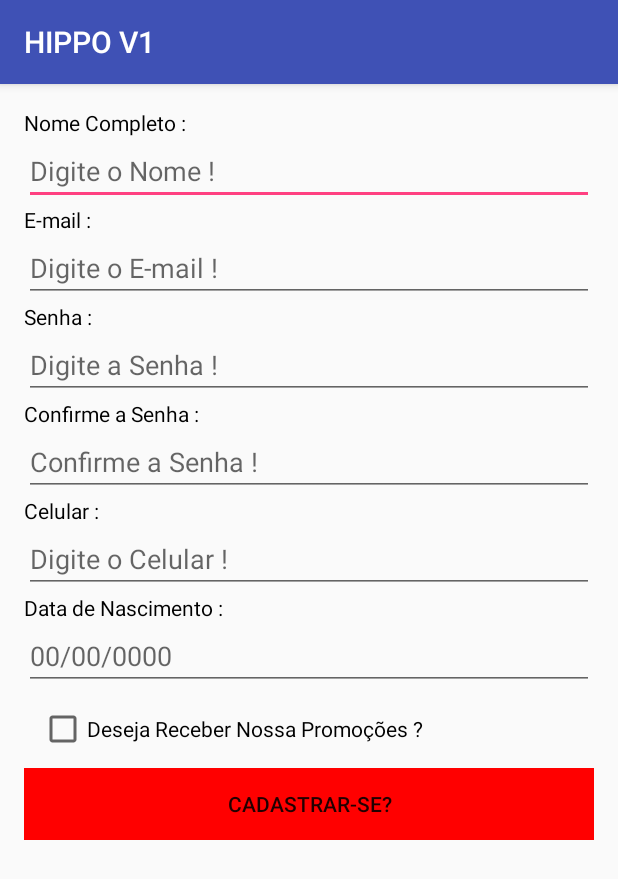
After one commit to ProjIntegrador/android-hippo, an Android app: the Cadastro screen opened directly, with no data from a screen before it, on a phone screen of 412 x 824 dp. The commit adds this screen. Shown: the top 879 px of the screen. Run offline under Robolectric (Android 15) with nearby library versions, the phone set to English and light mode, and no system bars.

Commit message:
criado tela de cadastro

```diff
--- a/app/src/main/AndroidManifest.xml
+++ b/app/src/main/AndroidManifest.xml
@@ -1,7 +1,9 @@
 <?xml version="1.0" encoding="utf-8"?>
 <manifest xmlns:android="http://schemas.android.com/apk/res/android"
     package="br.com.enforce.hippov1">
-    <uses-permission android:name="android.permission.INTERNET"/>
+
+    <uses-permission android:name="android.permission.INTERNET" />
+
     <application
         android:allowBackup="true"
         android:icon="@mipmap/ic_launcher"
@@ -17,7 +19,10 @@
             </intent-filter>
         </activity>
         <activity android:name=".Produto" />
-        <activity android:name=".DescricaoProduto"></activity>
+
+        <activity android:name=".DescricaoProduto" />
+        <activity android:name=".rest.Cadastro" />
+
     </application>
 
 </manifest>
--- /dev/null
+++ b/app/src/main/java/br/com/enforce/hippov1/rest/Cadastro.java
@@ -0,0 +1,15 @@
+package br.com.enforce.hippov1.rest;
+
+import android.support.v7.app.AppCompatActivity;
+import android.os.Bundle;
+
+import br.com.enforce.hippov1.R;
+
+public class Cadastro extends AppCompatActivity {
+
+    @Override
+    protected void onCreate(Bundle savedInstanceState) {
+        super.onCreate(savedInstanceState);
+        setContentView(R.layout.activity_cadastro);
+    }
+}
--- /dev/null
+++ b/app/src/main/res/layout/activity_cadastro.xml
@@ -0,0 +1,181 @@
+<?xml version="1.0" encoding="utf-8"?>
+<LinearLayout xmlns:android="http://schemas.android.com/apk/res/android"
+    xmlns:tools="http://schemas.android.com/tools"
+    android:id="@+id/activity_cadastro"
+    android:layout_width="match_parent"
+    android:layout_height="match_parent"
+    android:orientation="vertical"
+    android:paddingBottom="@dimen/activity_vertical_margin"
+    android:paddingLeft="@dimen/activity_horizontal_margin"
+    android:paddingRight="@dimen/activity_horizontal_margin"
+    android:paddingTop="@dimen/activity_vertical_margin"
+    tools:context="br.com.enforce.hippov1.rest.Cadastro">
+
+    <ScrollView
+        android:layout_width="match_parent"
+        android:layout_height="match_parent">
+
+        <LinearLayout
+            android:layout_width="match_parent"
+            android:layout_height="match_parent"
+            android:orientation="vertical">
+
+            <LinearLayout
+                android:layout_width="match_parent"
+                android:layout_height="wrap_content"
+                android:orientation="vertical">
+
+                <TextView
+                    android:id="@+id/tv_nome"
+                    android:layout_width="wrap_content"
+                    android:layout_height="wrap_content"
+                    android:text="@string/tvnome"
+                    android:textColor="@android:color/black" />
+
+                <EditText
+                    android:id="@+id/et_nome"
+                    android:layout_width="match_parent"
+                    android:layout_height="wrap_content"
+                    android:hint="@string/hint_nome"
+                    android:inputType="textPersonName" />
+            </LinearLayout>
+
+            <LinearLayout
+                android:layout_width="match_parent"
+                android:layout_height="wrap_content"
+                android:orientation="vertical">
+
+                <TextView
+                    android:id="@+id/tv_email"
+                    android:layout_width="wrap_content"
+                    android:layout_height="wrap_content"
+                    android:text="@string/tvemail"
+                    android:textColor="@android:color/black" />
+
+                <EditText
+                    android:id="@+id/et_email"
+                    android:layout_width="match_parent"
+                    android:layout_height="wrap_content"
+                    android:hint="@string/hint_email"
+                    android:inputType="textPersonName" />
+            </LinearLayout>
+
+
+            <LinearLayout
+                android:layout_width="match_parent"
+                android:layout_height="wrap_content"
+                android:orientation="vertical">
+
+                <TextView
+                    android:id="@+id/tv_senha"
+                    android:layout_width="wrap_content"
+                    android:layout_height="wrap_content"
+                    android:text="@string/tvsenha"
+                    android:textColor="@android:color/black" />
+
+                <EditText
+                    android:id="@+id/et_senha"
+                    android:layout_width="match_parent"
+                    android:layout_height="wrap_content"
+                    android:hint="@string/hint_senha"
+                    android:inputType="textPersonName" />
+            </LinearLayout>
+
+
+            <LinearLayout
+                android:layout_width="match_parent"
+                android:layout_height="wrap_content"
+                android:orientation="vertical">
+
+                <TextView
+                    android:id="@+id/tv_csenha"
+                    android:layout_width="wrap_content"
+                    android:layout_height="wrap_content"
+                    android:text="@string/tvcsenha"
+                    android:textColor="@android:color/black" />
+
+                <EditText
+                    android:id="@+id/et_csenha"
+                    android:layout_width="match_parent"
+                    android:layout_height="wrap_content"
+                    android:hint="@string/hint_csenha"
+                    android:inputType="textPersonName" />
+            </LinearLayout>
+
+            <LinearLayout
+                android:layout_width="match_parent"
+                android:layout_height="wrap_content"
+                android:orientation="vertical">
+
+                <TextView
+                    android:id="@+id/tv_celular"
+                    android:layout_width="wrap_content"
+                    android:layout_height="wrap_content"
+                    android:text="@string/tvcelular"
+                    android:textColor="@android:color/black" />
+
+                <EditText
+                    android:id="@+id/et_celular"
+                    android:layout_width="match_parent"
+                    android:layout_height="wrap_content"
+                    android:hint="@string/hint_celular"
+                    android:inputType="textPersonName" />
+            </LinearLayout>
+
+            <LinearLayout
+                android:layout_width="match_parent"
+                android:layout_height="wrap_content"
+                android:orientation="vertical">
+
+                <TextView
+                    android:id="@+id/tv_data_nascimento"
+                    android:layout_width="wrap_content"
+                    android:layout_height="wrap_content"
+                    android:text="@string/tvdata_nacimento"
+                    android:textColor="@android:color/black" />
+
+
+                <EditText
+                    android:id="@+id/et_data_nascimento"
+                    android:layout_width="match_parent"
+                    android:layout_height="wrap_content"
+                    android:ems="10"
+                    android:hint="@string/hint_data_nacimento"
+                    android:inputType="date" />
+
+
+            </LinearLayout>
+
+            <LinearLayout
+                android:layout_width="match_parent"
+                android:layout_height="wrap_content"
+                android:orientation="vertical"
+                android:layout_margin="10dp"
+                >
+
+
+                <CheckBox
+                    android:id="@+id/cbx_promosao_por_email"
+                    android:layout_width="match_parent"
+                    android:layout_height="wrap_content"
+                    android:text="@string/chx_promocoes" />
+
+
+            </LinearLayout>
+
+            <LinearLayout
+                android:layout_width="match_parent"
+                android:layout_height="wrap_content"
+                android:orientation="vertical">
+
+                <Button
+                    android:id="@+id/btn_cadastrar"
+                    android:layout_width="match_parent"
+                    android:layout_height="wrap_content"
+                    android:text="@string/btn_cadastrar"
+                    android:background="@color/colorDefaultRED"
+                    />
+            </LinearLayout>
+        </LinearLayout>
+    </ScrollView>
+</LinearLayout>
--- /dev/null
+++ b/app/src/main/res/values-w820dp/dimens.xml
@@ -0,0 +1,6 @@
+<resources>
+    <!-- Example customization of dimensions originally defined in res/values/dimens.xml
+         (such as screen margins) for screens with more than 820dp of available width. This
+         would include 7" and 10" devices in landscape (~960dp and ~1280dp respectively). -->
+    <dimen name="activity_horizontal_margin">64dp</dimen>
+</resources>
--- a/app/src/main/res/values/colors.xml
+++ b/app/src/main/res/values/colors.xml
@@ -3,4 +3,5 @@
     <color name="colorPrimary">#3F51B5</color>
     <color name="colorPrimaryDark">#303F9F</color>
     <color name="colorAccent">#FF4081</color>
+    <color name="colorDefaultRED">#FF0000</color>
 </resources>
--- /dev/null
+++ b/app/src/main/res/values/dimens.xml
@@ -0,0 +1,5 @@
+<resources>
+    <!-- Default screen margins, per the Android Design guidelines. -->
+    <dimen name="activity_horizontal_margin">16dp</dimen>
+    <dimen name="activity_vertical_margin">16dp</dimen>
+</resources>
--- a/app/src/main/res/values/strings.xml
+++ b/app/src/main/res/values/strings.xml
@@ -18,4 +18,22 @@
     <string name="textoB">Texto B</string>
     <string name="textoC">Texto C</string>
 
+    <!-- As linha abaixo pertencem a tela activity_cadastro -->
+    <string name="tvemail">E-mail :</string>
+    <string name="tvnome">Nome Completo :</string>
+    <string name="tvsenha">Senha :</string>
+    <string name="tvcsenha">Confirme a Senha :</string>
+    <string name="tvcelular">Celular :</string>
+    <string name="tvdata_nacimento">Data de Nascimento :</string>
+
+    <string name="hint_email">Digite o E-mail !</string>
+    <string name="hint_nome">Digite o Nome !</string>
+    <string name="hint_senha">Digite a Senha !</string>
+    <string name="hint_csenha">Confirme a Senha !</string>
+    <string name="hint_celular">Digite o Celular !</string>
+    <string name="hint_data_nacimento">00/00/0000</string>
+
+
+    <string name="chx_promocoes">Deseja Receber Nossa Promoções ?</string>
+    <string name="btn_cadastrar">Cadastrar-se?</string>
 </resources>
```
